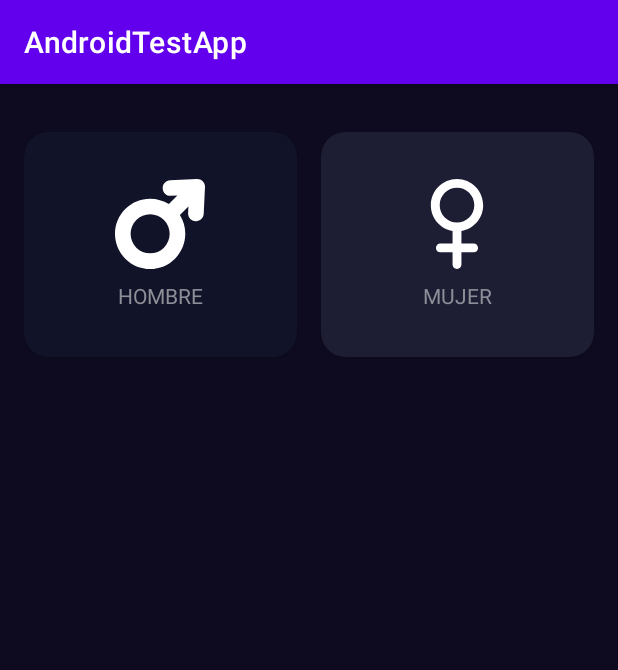
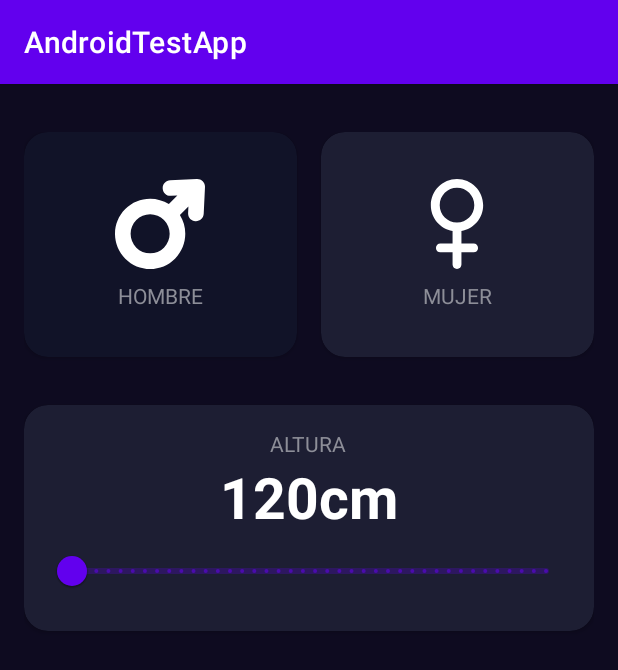
Before and after one commit to ZoiloGranda/curso-kotlin, an Android app: the IMCCalculatorActivity screen opened directly, with no data from a screen before it, on a phone screen of 412 x 824 dp. Shown: the top 670 px of the screen. Run offline under Robolectric (Android 15) with nearby library versions, the phone set to English and light mode, and no system bars.

Commit message:
height range slider

```diff
--- a/app/src/main/java/com/example/androidtestapp/imccalculator/IMCCalculatorActivity.kt
+++ b/app/src/main/java/com/example/androidtestapp/imccalculator/IMCCalculatorActivity.kt
@@ -2,15 +2,20 @@ package com.example.androidtestapp.imccalculator
 
 import androidx.appcompat.app.AppCompatActivity
 import android.os.Bundle
+import android.widget.TextView
 import androidx.cardview.widget.CardView
 import androidx.core.content.ContextCompat
 import com.example.androidtestapp.R
+import com.google.android.material.slider.RangeSlider
+import java.text.DecimalFormat
 
 class IMCCalculatorActivity : AppCompatActivity() {
     private var isMaleSelected = true
     private var isFemaleSelected = false
     private lateinit var viewMale: CardView
     private lateinit var viewFemale: CardView
+    private lateinit var tvHeight: TextView
+    private lateinit var rsHeight: RangeSlider
     override fun onCreate(savedInstanceState: Bundle?) {
         super.onCreate(savedInstanceState)
         setContentView(R.layout.activity_imccalculator)
@@ -22,6 +27,8 @@ class IMCCalculatorActivity : AppCompatActivity() {
     private fun initComponents() {
         viewMale = findViewById(R.id.viewMale)
         viewFemale = findViewById(R.id.viewFemale)
+        tvHeight = findViewById(R.id.tvHeight)
+        rsHeight = findViewById(R.id.rsHeight)
     }
 
     private fun initListeners() {
@@ -32,6 +39,11 @@ class IMCCalculatorActivity : AppCompatActivity() {
         viewFemale.setOnClickListener {
             changeGender()
             setGenderColor()
+        }
+        rsHeight.addOnChangeListener { _, value, _ ->
+            val df = DecimalFormat("#.##")
+            val result = df.format(value)
+            tvHeight.text = "$result cm"
         }
     }
 
--- a/app/src/main/res/layout/activity_imccalculator.xml
+++ b/app/src/main/res/layout/activity_imccalculator.xml
@@ -4,11 +4,10 @@
     xmlns:tools="http://schemas.android.com/tools"
     android:layout_width="match_parent"
     android:layout_height="match_parent"
+    android:background="@color/background_app"
     android:paddingHorizontal="16dp"
     android:paddingVertical="32dp"
-    android:background="@color/background_app"
     tools:context=".imccalculator.IMCCalculatorActivity">
-
 
     <androidx.cardview.widget.CardView
         android:id="@+id/viewMale"
@@ -44,7 +43,6 @@
         </androidx.appcompat.widget.LinearLayoutCompat>
     </androidx.cardview.widget.CardView>
 
-
     <androidx.cardview.widget.CardView
         android:id="@+id/viewFemale"
         android:layout_width="0dp"
@@ -76,4 +74,49 @@
                 android:textColor="@color/title_text"></TextView>
         </androidx.appcompat.widget.LinearLayoutCompat>
     </androidx.cardview.widget.CardView>
+
+    <androidx.cardview.widget.CardView
+        android:layout_width="0dp"
+        android:layout_height="wrap_content"
+        android:layout_marginTop="32dp"
+        app:cardBackgroundColor="@color/background_component"
+        app:cardCornerRadius="16dp"
+        app:layout_constraintEnd_toEndOf="parent"
+        app:layout_constraintStart_toStartOf="parent"
+        app:layout_constraintTop_toBottomOf="@id/viewMale">
+
+        <androidx.appcompat.widget.LinearLayoutCompat
+            android:layout_width="match_parent"
+            android:layout_height="wrap_content"
+            android:layout_margin="16dp"
+            android:gravity="center"
+            android:orientation="vertical">
+
+            <TextView
+                android:layout_width="wrap_content"
+                android:layout_height="wrap_content"
+                android:text="@string/height"
+                android:textAllCaps="true"
+                android:textColor="@color/title_text"></TextView>
+
+            <TextView
+                android:id="@+id/tvHeight"
+                android:layout_width="wrap_content"
+                android:layout_height="wrap_content"
+                android:text="120cm"
+                android:textColor="@color/white"
+                android:textSize="38sp"
+                android:textStyle="bold"></TextView>
+
+            <com.google.android.material.slider.RangeSlider
+                android:id="@+id/rsHeight"
+                android:layout_width="match_parent"
+                android:layout_height="wrap_content"
+                android:stepSize="1"
+                android:valueFrom="120"
+                android:valueTo="200"
+                ></com.google.android.material.slider.RangeSlider>
+        </androidx.appcompat.widget.LinearLayoutCompat>
+
+    </androidx.cardview.widget.CardView>
 </androidx.constraintlayout.widget.ConstraintLayout>
--- a/app/src/main/res/values/strings.xml
+++ b/app/src/main/res/values/strings.xml
@@ -2,4 +2,6 @@
     <string name="app_name">AndroidTestApp</string>
     <string name="male">Hombre</string>
     <string name="female">Mujer</string>
+    <string name="height">Altura</string>
+
 </resources>
```
